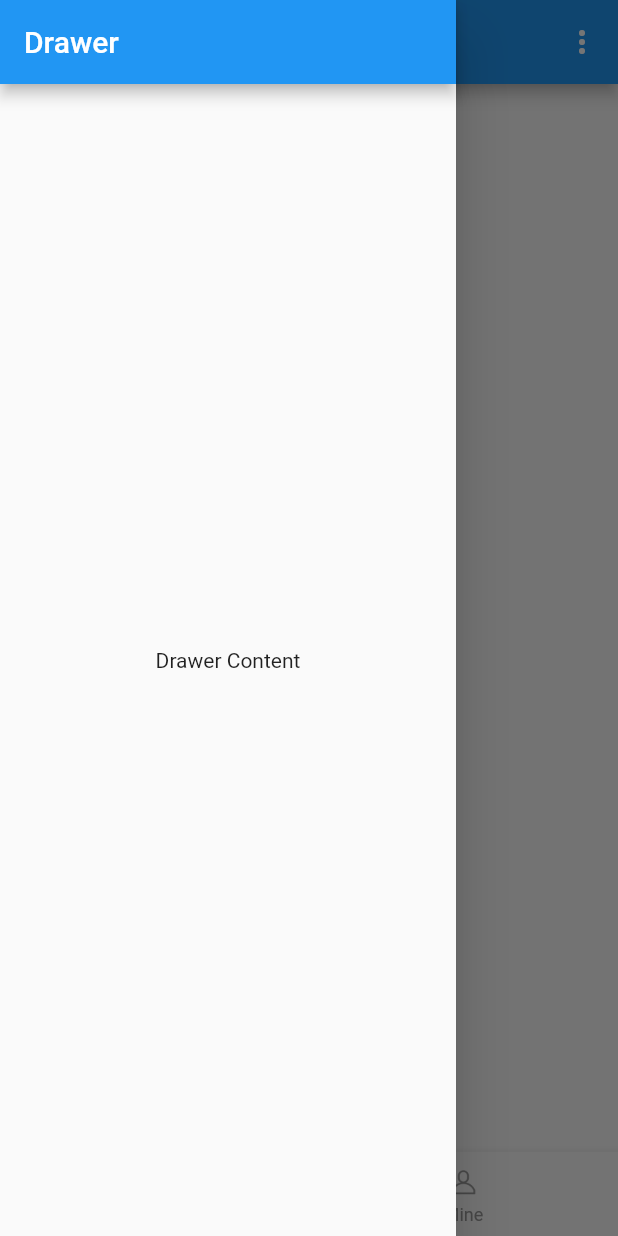
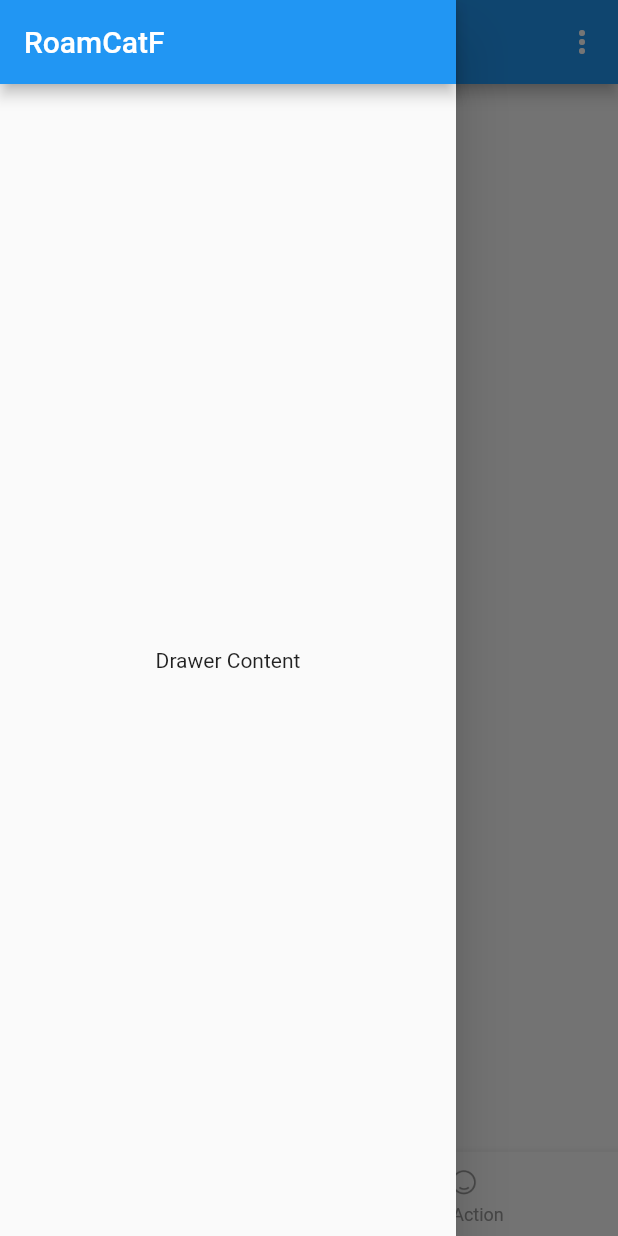
Before and after one commit to guangGG/RoamCatFlutter, a Flutter app: the screen it shows after launch, with the side drawer open, on a phone screen of 412 x 824 dp. Run offline on Flutter 3.47's test engine with Material 2 defaults, Android fonts, the phone set to English and light mode, and no system bars; our stand-ins replace bloc, dio, flutter_bloc, fluttertoast, package_info, pull_to_refresh and 2 more; Roboto replaces fonts that are missing (system).

Commit message:
localizations: flutter_intl

```diff
--- /dev/null
+++ b/lib/l10n/intl_en.arb
@@ -0,0 +1,13 @@
+{
+  "appName": "RoamCatF",
+  "splashText": "RoamCatF",
+  "mainPageTitle": "RoamCatF",
+  "mainPageName": "Home",
+  "hotTabTitle": "HotAction",
+  "hotTabName": "HotAction",
+  "reClickExit": "Click again to exit the application",
+  "urlEmptyTips": "Url cannot be empty",
+  "openInBrowser": "Open In Browser",
+  "reloadPage": "Reload Page",
+  "closePage": "Close Page"
+}
--- /dev/null
+++ b/lib/l10n/intl_zh_CN.arb
@@ -0,0 +1,13 @@
+{
+  "appName": "RoamCatF",
+  "splashText": "RoamCatF",
+  "mainPageTitle": "RoamCatF",
+  "mainPageName": "主页",
+  "hotTabTitle": "便捷操作",
+  "hotTabName": "便捷操作",
+  "reClickExit": "再次点击退出应用",
+  "urlEmptyTips": "Url不能为空",
+  "openInBrowser": "浏览器中打开",
+  "reloadPage": "刷新页面",
+  "closePage": "关闭页面"
+}
--- a/lib/main.dart
+++ b/lib/main.dart
@@ -9,6 +9,7 @@ import 'package:pull_to_refresh/pull_to_refresh.dart';
 import 'package:roamcat_flutter/data/bloc/locale_bloc.dart';
 import 'package:roamcat_flutter/data/bloc/theme_bloc.dart';
 import 'package:roamcat_flutter/data/helper/app_constants.dart';
+import 'package:roamcat_flutter/generated/l10n.dart';
 import 'package:roamcat_flutter/view/router.dart';
 
 //应用flutter代码main方法-入口函数
@@ -51,7 +52,7 @@ class MyApp extends StatelessWidget {
     return MaterialApp(
       // title: 安卓上为应用任务名(任务视图时应用显示的名称)，iOS上未使用
       // App域下的context不能用于国际化工具类S.of(context)
-      title: 'RoamCatFlutter',
+      title: 'RoamCatF',
       // 设置应用主题
       theme: _buildThemeData(themeState),
       darkTheme: _buildThemeData(themeState, platformDarkMode: true),
@@ -62,7 +63,9 @@ class MyApp extends StatelessWidget {
         GlobalCupertinoLocalizations.delegate,
         GlobalWidgetsLocalizations.delegate,
         RefreshLocalizations.delegate,
+        S.delegate,
       ],
+      supportedLocales: S.delegate.supportedLocales,
       onGenerateRoute: Router.generateRoute,
       initialRoute: RouteName.splash,
     );
--- a/lib/view/page/main_tab_page.dart
+++ b/lib/view/page/main_tab_page.dart
@@ -5,6 +5,7 @@ import 'package:roamcat_flutter/data/bloc/locale_bloc.dart';
 import 'package:roamcat_flutter/data/bloc/theme_bloc.dart';
 import 'package:roamcat_flutter/data/helper/app_constants.dart';
 import 'package:roamcat_flutter/data/helper/app_data_helper.dart';
+import 'package:roamcat_flutter/generated/l10n.dart';
 import 'package:roamcat_flutter/view/router.dart';
 import 'package:roamcat_flutter/view/widget/no_ripple_scroll_behavior.dart';
 
@@ -44,7 +45,9 @@ class _MainTabPageState extends State<MainTabPage> {
   Widget build(BuildContext context) {
     return Scaffold(
       appBar: AppBar(
-        title: Text("RoamCatFlutter"),
+        title: Text((_selectedIndex == 1)
+            ? S.of(context).hotTabTitle
+            : S.of(context).mainPageTitle),
         actions: <Widget>[
           PopupMenuButton(
             itemBuilder: (BuildContext context) {
@@ -96,11 +99,11 @@ class _MainTabPageState extends State<MainTabPage> {
       ),
       //抽屉菜单配置(drawerEdgeDragWidth表示手势拉出的触碰宽度，为0表示无法手势拉出)
       drawer: Drawer(
-        semanticLabel: "Drawer",
+        semanticLabel: S.of(context).appName,
         child: Scaffold(
           appBar: AppBar(
             automaticallyImplyLeading: false,
-            title: Text("Drawer"),
+            title: Text(S.of(context).appName),
           ),
           body: Center(child: Text("Drawer Content")),
         ),
@@ -137,8 +140,7 @@ class _MainTabPageState extends State<MainTabPage> {
                 DateTime.now().difference(_lastPressed) >
                     Duration(seconds: 2)) {
               _lastPressed = DateTime.now();
-              Fluttertoast.showToast(
-                  msg: "Click again to exit the application");
+              Fluttertoast.showToast(msg: S.of(context).reClickExit);
               return false; //拦截返回键
             }
             return true;
@@ -152,12 +154,12 @@ class _MainTabPageState extends State<MainTabPage> {
           BottomNavigationBarItem(
             icon: _tabImage(0, false),
             activeIcon: _tabImage(0, true),
-            title: Text("Home"),
+            title: Text(S.of(context).mainPageName),
           ),
           BottomNavigationBarItem(
             icon: _tabImage(1, false),
             activeIcon: _tabImage(1, true),
-            title: Text("Mine"),
+            title: Text(S.of(context).hotTabName),
           ),
         ],
         elevation: 5,
@@ -176,7 +178,7 @@ class _MainTabPageState extends State<MainTabPage> {
     if (index == 0) {
       asset = "assets/images/icon_home.png";
     } else {
-      asset = "assets/images/icon_mine.png";
+      asset = "assets/images/icon_face.png";
     }
     var color = active ? Color(0XFF0088FF) : Color(0xff999999);
     return Image.asset(
--- a/lib/view/page/splash_page.dart
+++ b/lib/view/page/splash_page.dart
@@ -1,4 +1,5 @@
 import 'package:flutter/material.dart';
+import 'package:roamcat_flutter/generated/l10n.dart';
 import 'package:roamcat_flutter/view/router.dart';
 
 class SplashPage extends StatefulWidget {
@@ -81,7 +82,7 @@ class AnimatedLogo extends AnimatedWidget {
           Icon(Icons.public, size: 60),
           Container(height: 3),
           Text(
-            'RoamCatFlutter',
+            S.of(context).splashText,
             style: TextStyle(
               fontSize: 20,
               fontWeight: FontWeight.bold,
--- a/pubspec.yaml
+++ b/pubspec.yaml
@@ -106,3 +106,8 @@ flutter:
     - family: happyfont # 站酷 快乐字体  https://fonts.google.com/?selection.family=Noto+Sans+SC&subset=chinese-simplified
       fonts:
         - asset: assets/fonts/ZCOOLKuaiLe-Regular.ttf
+
+
+# 由Plugins中的"Flutter Intl"插件生成
+flutter_intl:
+  enabled: true
```
Also changed, not shown: lib/view/page/web_page.dart (+5 -4 lines), assets/images/icon_face.png (added), assets/images/icon_mine.png (deleted), lib/generated/intl/messages_all.dart (added), lib/generated/intl/messages_en.dart (added), lib/generated/intl/messages_zh_CN.dart (added), lib/generated/l10n.dart (added).
